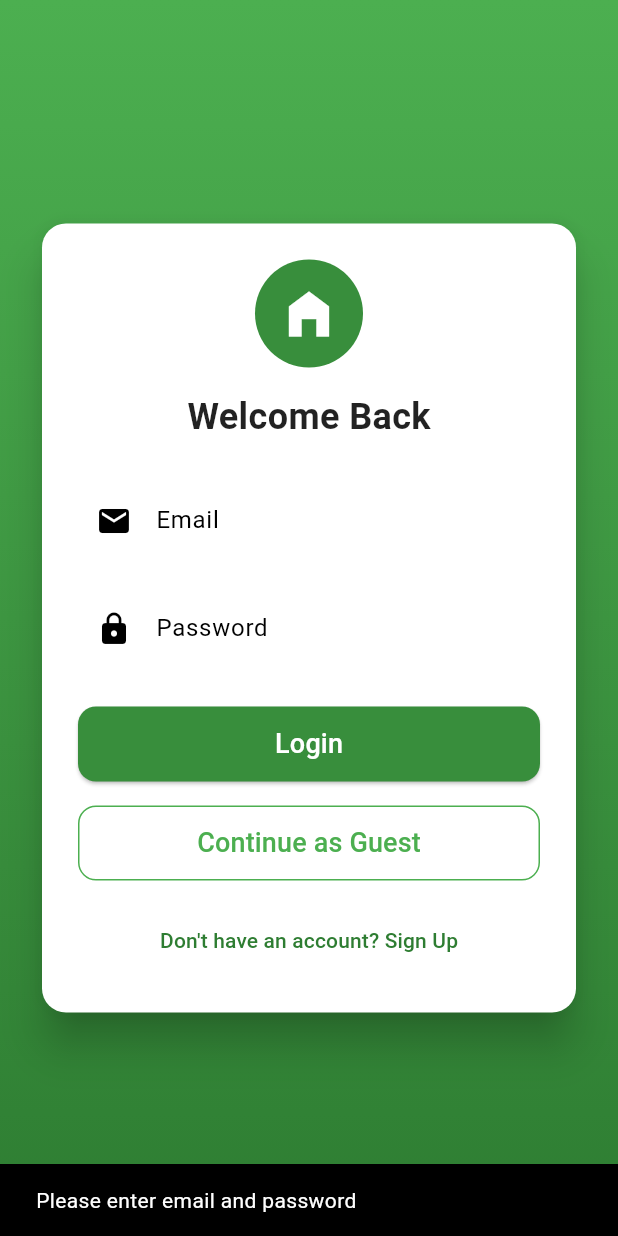
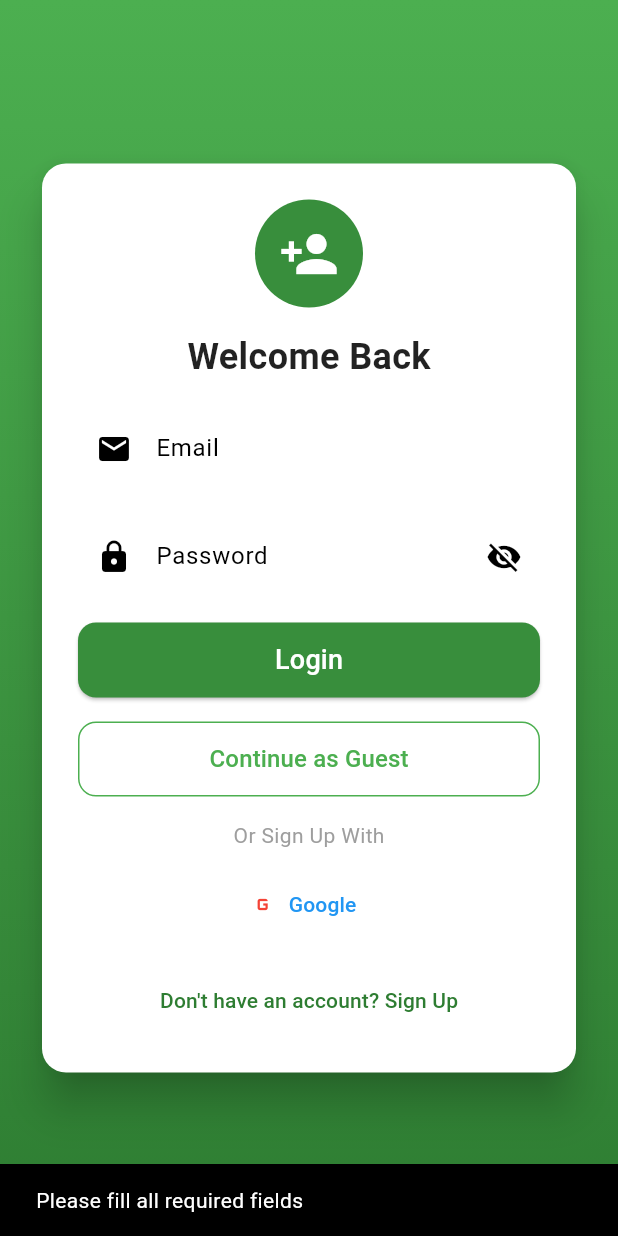
Before and after one commit to bookdatabase/ecommarceproject, a Flutter app: the screen it shows after launch, after a tap on "Login", on a phone screen of 412 x 824 dp. Run offline on Flutter 3.47's test engine with Material 3 defaults, Android fonts, the phone set to English and light mode, and no system bars; our stand-ins replace cached_network_image, carousel_slider, cloud_firestore, firebase_auth, firebase_core, flutter_riverpod; accounts and stored records are empty.

Commit message:
improve ui

```diff
--- a/lib/main.dart
+++ b/lib/main.dart
@@ -26,21 +26,22 @@ class MyApp extends ConsumerWidget {
 
   @override
   Widget build(BuildContext context, WidgetRef ref) {
+    Color myColor = Color(0xFF861F41);
     final themeMode = ref.watch(themeProvider);
 
     return MaterialApp(
       title: 'Eagle Furniture',
       theme: ThemeData.light().copyWith(
-        primaryColor: const Color(0xFF2E7D32),
+        primaryColor: myColor,
         colorScheme: ColorScheme.fromSwatch().copyWith(
-          secondary: const Color(0xFF4CAF50),
+          secondary: myColor,
         ),
       ),
       darkTheme: ThemeData.dark().copyWith(
-        primaryColor: const Color(0xFF1B5E20),
+        primaryColor: myColor,
         colorScheme: ColorScheme.fromSwatch(
           brightness: Brightness.dark,
-        ).copyWith(secondary: const Color(0xFF81C784)),
+        ).copyWith(secondary: myColor),
       ),
       themeMode: themeMode,
       debugShowCheckedModeBanner: false,
@@ -72,20 +73,34 @@ class LoginScreen extends StatefulWidget {
 
 class _LoginScreenState extends State<LoginScreen> {
   final FirebaseAuth _auth = FirebaseAuth.instance;
+
+  final TextEditingController fullNameController = TextEditingController();
   final TextEditingController emailController = TextEditingController();
   final TextEditingController passwordController = TextEditingController();
+  final TextEditingController confirmPasswordController =
+      TextEditingController();
 
   bool isLogin = true;
   bool isLoading = false;
+  bool showPassword = false;
+  bool showConfirmPassword = false;
 
   Future<void> authenticate() async {
     final email = emailController.text.trim();
     final password = passwordController.text.trim();
+    final fullName = fullNameController.text.trim();
 
-    if (email.isEmpty || password.isEmpty) {
+    if (email.isEmpty || password.isEmpty || (!isLogin && fullName.isEmpty)) {
       ScaffoldMessenger.of(context).showSnackBar(
-        const SnackBar(content: Text('Please enter email and password')),
+        const SnackBar(content: Text('Please fill all required fields')),
       );
+      return;
+    }
+
+    if (!isLogin && password != confirmPasswordController.text.trim()) {
+      ScaffoldMessenger.of(
+        context,
+      ).showSnackBar(const SnackBar(content: Text('Passwords do not match')));
       return;
     }
 
@@ -98,13 +113,11 @@ class _LoginScreenState extends State<LoginScreen> {
           password: password,
         );
       } else {
-        await _auth.createUserWithEmailAndPassword(
-          email: email,
-          password: password,
-        );
+        UserCredential userCredential = await _auth
+            .createUserWithEmailAndPassword(email: email, password: password);
+        await userCredential.user?.updateDisplayName(fullName);
       }
 
-      // Navigate to HomeScreen immediately
       if (_auth.currentUser != null) {
         Navigator.of(context).pushReplacement(
           MaterialPageRoute(builder: (_) => const HomeScreen()),
@@ -112,7 +125,7 @@ class _LoginScreenState extends State<LoginScreen> {
       }
     } on FirebaseAuthException catch (e) {
       ScaffoldMessenger.of(context).showSnackBar(
-        SnackBar(content: Text(e.message ?? 'Authentication Error')),
+        SnackBar(content: Text(e.message ?? 'Authentication error')),
       );
     } finally {
       setState(() => isLoading = false);
@@ -123,16 +136,15 @@ class _LoginScreenState extends State<LoginScreen> {
     setState(() => isLoading = true);
     try {
       await _auth.signInAnonymously();
-
       if (_auth.currentUser != null) {
         Navigator.of(context).pushReplacement(
           MaterialPageRoute(builder: (_) => const HomeScreen()),
         );
       }
-    } on FirebaseAuthException catch (e) {
+    } catch (e) {
       ScaffoldMessenger.of(
         context,
-      ).showSnackBar(SnackBar(content: Text(e.message ?? 'Guest Login Error')));
+      ).showSnackBar(const SnackBar(content: Text('Guest login failed')));
     } finally {
       setState(() => isLoading = false);
     }
@@ -169,45 +181,94 @@ class _LoginScreenState extends State<LoginScreen> {
                       radius: 36,
                       backgroundColor: Colors.green[700],
                       child: const Icon(
-                        Icons.home_filled,
+                        Icons.person_add,
                         size: 40,
                         color: Colors.white,
                       ),
                     ),
                     const SizedBox(height: 16),
                     Text(
-                      isLogin ? 'Welcome Back' : 'Create Account',
+                      isLogin ? 'Welcome Back' : 'Sign Up Account',
                       style: const TextStyle(
                         fontSize: 24,
                         fontWeight: FontWeight.bold,
                         color: Colors.black87,
                       ),
                     ),
-                    const SizedBox(height: 24),
+                    const SizedBox(height: 16),
+
+                    if (!isLogin)
+                      TextField(
+                        controller: fullNameController,
+                        decoration: InputDecoration(
+                          labelText: 'Full Name',
+                          prefixIcon: const Icon(Icons.person),
+                          border: OutlineInputBorder(
+                            borderRadius: BorderRadius.circular(12),
+                          ),
+                        ),
+                      ),
+                    if (!isLogin) const SizedBox(height: 16),
+
                     TextField(
                       controller: emailController,
                       keyboardType: TextInputType.emailAddress,
                       decoration: InputDecoration(
+                        labelText: 'Email',
                         prefixIcon: const Icon(Icons.email),
-                        labelText: 'Email',
                         border: OutlineInputBorder(
                           borderRadius: BorderRadius.circular(12),
                         ),
                       ),
                     ),
                     const SizedBox(height: 16),
+
                     TextField(
                       controller: passwordController,
-                      obscureText: true,
+                      obscureText: !showPassword,
                       decoration: InputDecoration(
+                        labelText: isLogin ? 'Password' : 'Create Password',
                         prefixIcon: const Icon(Icons.lock),
-                        labelText: 'Password',
+                        suffixIcon: IconButton(
+                          icon: Icon(
+                            showPassword
+                                ? Icons.visibility
+                                : Icons.visibility_off,
+                          ),
+                          onPressed: () =>
+                              setState(() => showPassword = !showPassword),
+                        ),
                         border: OutlineInputBorder(
                           borderRadius: BorderRadius.circular(12),
                         ),
                       ),
                     ),
-                    const SizedBox(height: 24),
+                    const SizedBox(height: 16),
+
+                    if (!isLogin)
+                      TextField(
+                        controller: confirmPasswordController,
+                        obscureText: !showConfirmPassword,
+                        decoration: InputDecoration(
+                          labelText: 'Confirm Password',
+                          prefixIcon: const Icon(Icons.lock_outline),
+                          suffixIcon: IconButton(
+                            icon: Icon(
+                              showConfirmPassword
+                                  ? Icons.visibility
+                                  : Icons.visibility_off,
+                            ),
+                            onPressed: () => setState(
+                              () => showConfirmPassword = !showConfirmPassword,
+                            ),
+                          ),
+                          border: OutlineInputBorder(
+                            borderRadius: BorderRadius.circular(12),
+                          ),
+                        ),
+                      ),
+                    if (!isLogin) const SizedBox(height: 16),
+
                     SizedBox(
                       width: double.infinity,
                       height: 50,
@@ -233,6 +294,8 @@ class _LoginScreenState extends State<LoginScreen> {
                       ),
                     ),
                     const SizedBox(height: 16),
+
+                    // Continue as Guest Button
                     SizedBox(
                       width: double.infinity,
                       height: 50,
@@ -246,19 +309,41 @@ class _LoginScreenState extends State<LoginScreen> {
                         ),
                         child: const Text(
                           'Continue as Guest',
-                          style: TextStyle(fontSize: 18, color: Colors.green),
+                          style: TextStyle(fontSize: 16, color: Colors.green),
                         ),
                       ),
                     ),
                     const SizedBox(height: 16),
+
+                    const Text(
+                      'Or Sign Up With',
+                      style: TextStyle(color: Colors.grey),
+                    ),
+                    const SizedBox(height: 12),
+
+                    Row(
+                      mainAxisAlignment: MainAxisAlignment.center,
+                      children: [
+                        Expanded(
+                          child: OutlinedButton.icon(
+                            onPressed: () {},
+                            icon: const Icon(
+                              Icons.g_mobiledata,
+                              color: Colors.red,
+                            ),
+                            label: const Text('Google'),
+                          ),
+                        ),
+                      ],
+                    ),
+                    const SizedBox(height: 16),
+
                     TextButton(
-                      onPressed: () {
-                        setState(() => isLogin = !isLogin);
-                      },
+                      onPressed: () => setState(() => isLogin = !isLogin),
                       child: Text(
                         isLogin
                             ? 'Don\'t have an account? Sign Up'
-                            : 'Already have an account? Login',
+                            : 'Already have an account? Sign In',
                         style: TextStyle(color: Colors.green[800]),
                       ),
                     ),
--- a/lib/screens/home_screen.dart
+++ b/lib/screens/home_screen.dart
@@ -31,6 +31,7 @@ class _HomeScreenState extends ConsumerState<HomeScreen> {
 
   @override
   Widget build(BuildContext context) {
+    Color myColor = Color(0xFF861F41);
     final productsAsync = ref.watch(productsProvider);
     final categoriesAsync = ref.watch(categoriesProvider);
     final user = FirebaseAuth.instance.currentUser;
@@ -144,7 +145,7 @@ class _HomeScreenState extends ConsumerState<HomeScreen> {
     AppBar? appBar;
     if (_selectedIndex == 0) {
       appBar = AppBar(
-        backgroundColor: Colors.green,
+        backgroundColor: myColor,
         title: const Text(''),
         leading: Consumer(
           builder: (context, ref, _) {
--- a/lib/widgets/SliderWidget.dart
+++ b/lib/widgets/SliderWidget.dart
@@ -24,8 +24,8 @@ class _SliderWidgetState extends State<SliderWidget> {
         CarouselSlider(
           options: CarouselOptions(
             autoPlay: true,
-            enlargeCenterPage: true,
-            viewportFraction: 1,
+            enlargeCenterPage: false, // Disable enlargement to remove gaps
+            viewportFraction: 1.0, // Full width
             autoPlayInterval: const Duration(seconds: 5),
             autoPlayAnimationDuration: const Duration(milliseconds: 800),
             onPageChanged: (index, reason) {
@@ -35,11 +35,14 @@ class _SliderWidgetState extends State<SliderWidget> {
             },
           ),
           items: widget.imageUrls.map((url) {
-            return ClipRRect(
+            return Container(
+              width: double.infinity, // Make image full width
+              child: ClipRRect(
+                borderRadius: BorderRadius.circular(0), // no rounding
                 child: Image.network(
                   url,
+                  fit: BoxFit.cover, // Fill the space
                   width: double.infinity,
-
                   errorBuilder: (context, error, stackTrace) => Container(
                     color: Colors.grey,
                     child: const Icon(Icons.error),
@@ -51,6 +54,7 @@ class _SliderWidgetState extends State<SliderWidget> {
                       child: const Center(child: CircularProgressIndicator()),
                     );
                   },
+                ),
               ),
             );
           }).toList(),
```
Lines whose indentation alone changed are shown as unchanged.
